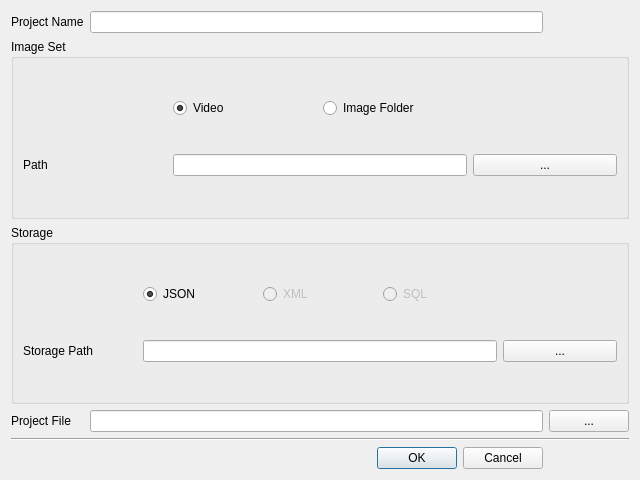
annotatorproject/annotator, file source/annotator/source/newprojectdialog.ui: the form before one commit.
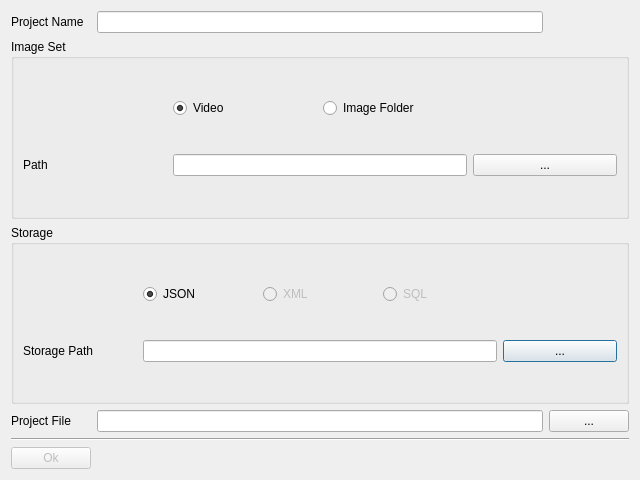
The form after the commit.

The edit to the form file:
```diff
--- a/source/annotator/source/newprojectdialog.ui
+++ b/source/annotator/source/newprojectdialog.ui
@@ -91,28 +91,18 @@
      </property>
     </widget>
    </item>
-   <item row="5" column="0" colspan="3">
+   <item row="6" column="0" colspan="3">
     <widget class="Line" name="line">
      <property name="orientation">
       <enum>Qt::Horizontal</enum>
      </property>
     </widget>
    </item>
-   <item row="4" column="1">
-    <widget class="QLineEdit" name="projectFileLineEdit"/>
-   </item>
    <item row="0" column="1">
     <widget class="QLineEdit" name="projectNameLineEdit"/>
    </item>
-   <item row="6" column="1">
-    <widget class="QDialogButtonBox" name="buttonBox">
-     <property name="orientation">
-      <enum>Qt::Horizontal</enum>
-     </property>
-     <property name="standardButtons">
-      <set>QDialogButtonBox::Cancel|QDialogButtonBox::Ok</set>
-     </property>
-    </widget>
+   <item row="4" column="1">
+    <widget class="QLineEdit" name="projectFileLineEdit"/>
    </item>
    <item row="1" column="0" colspan="3">
     <widget class="QGroupBox" name="groupBox_2">
@@ -157,6 +147,16 @@
      </layout>
     </widget>
    </item>
+   <item row="7" column="0" alignment="Qt::AlignHCenter">
+    <widget class="QPushButton" name="pushButtonOk">
+     <property name="enabled">
+      <bool>false</bool>
+     </property>
+     <property name="text">
+      <string>Ok</string>
+     </property>
+    </widget>
+   </item>
   </layout>
  </widget>
  <resources/>
```
Left out of the diff: 35 changed lines with no effect on the pictures.
